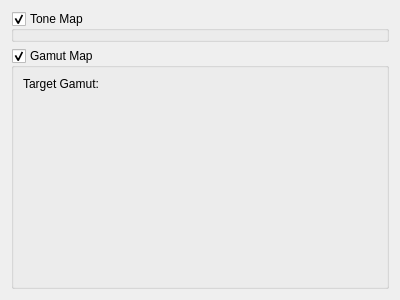
The window that plugins/filters/tonegamutmap/kistonegamutmapwidget.ui (KDE/krita) describes before a commit, drawn with Qt 5.
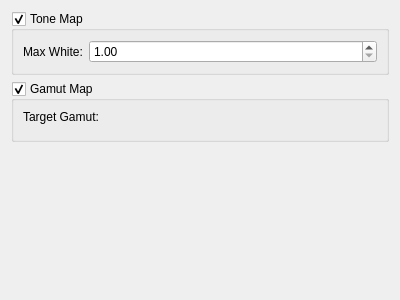
The same window after the commit. Custom widgets are drawn as their Qt base class.

Commit message: Implement extended reinhard, so we can control the white-brightness.

What changed in the file:
```diff
--- a/plugins/filters/tonegamutmap/kistonegamutmapwidget.ui
+++ b/plugins/filters/tonegamutmap/kistonegamutmapwidget.ui
@@ -22,6 +22,25 @@
      <property name="checkable">
       <bool>true</bool>
      </property>
+     <layout class="QFormLayout" name="formLayout">
+      <item row="0" column="0">
+       <widget class="QLabel" name="label_2">
+        <property name="text">
+         <string>Max White:</string>
+        </property>
+       </widget>
+      </item>
+      <item row="0" column="1">
+       <widget class="QDoubleSpinBox" name="spnMaxWhite">
+        <property name="minimum">
+         <double>1.000000000000000</double>
+        </property>
+        <property name="maximum">
+         <double>65536.000000000000000</double>
+        </property>
+       </widget>
+      </item>
+     </layout>
     </widget>
    </item>
    <item>
@@ -43,6 +62,9 @@
       <item>
        <widget class="KisColorSpaceSelector" name="targetGamut" native="true"/>
       </item>
+     </layout>
+    </widget>
+   </item>
       <item>
        <spacer name="verticalSpacer">
         <property name="orientation">
@@ -55,9 +77,6 @@
          </size>
         </property>
        </spacer>
-      </item>
-     </layout>
-    </widget>
    </item>
   </layout>
  </widget>
```
Lines whose indentation alone changed are shown as unchanged. The commit also changes 2 other files.
